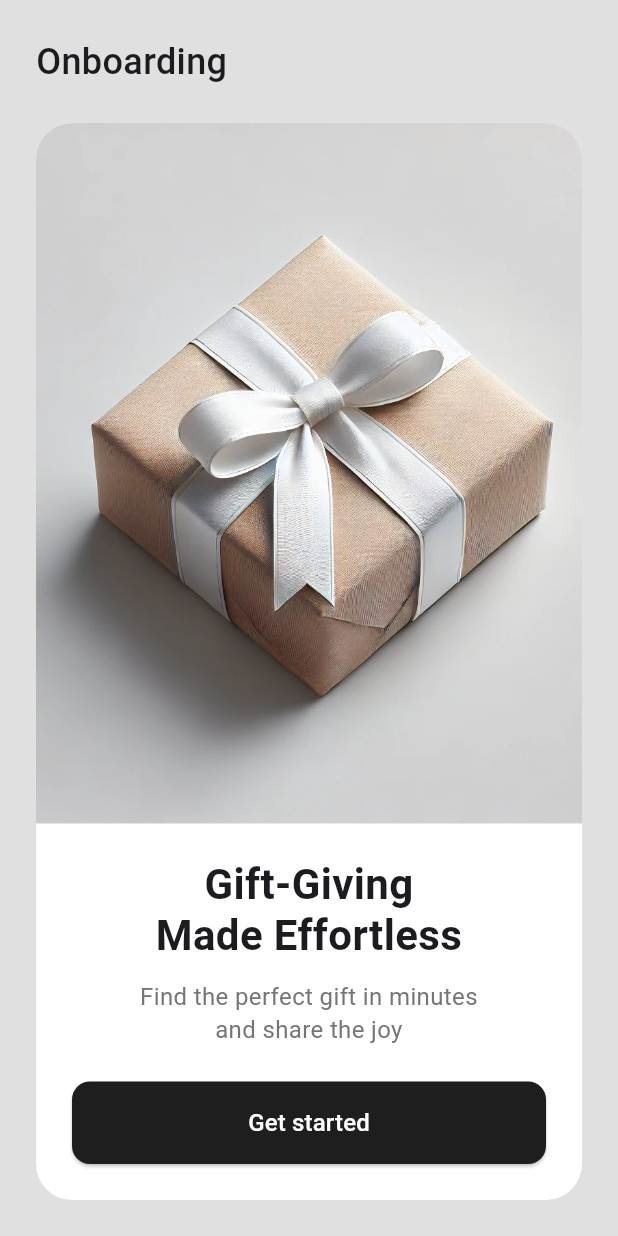
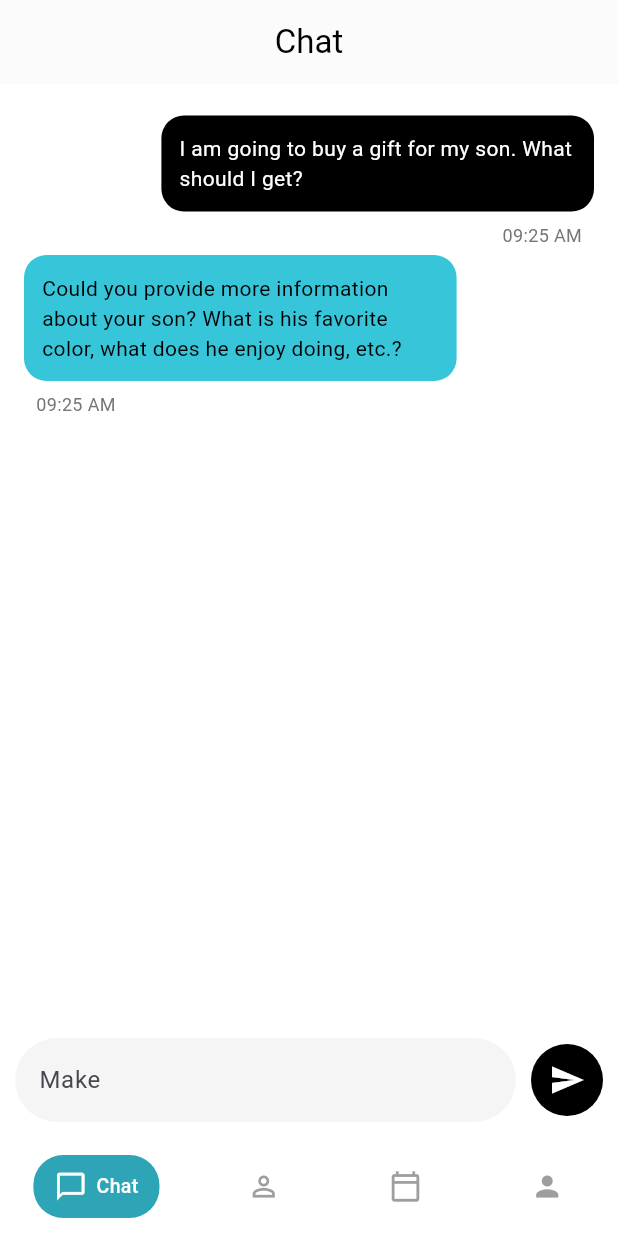
Before and after one commit to IztechCengFinalThesis/hediyele_mobile, a Flutter app: the screen it shows after launch, on a phone screen of 412 x 824 dp. Run offline on Flutter 3.47's test engine with Material 3 defaults, Android fonts, the phone set to English and light mode, and no system bars; our stand-ins replace firebase_auth, firebase_core, flutter_riverpod, go_router; accounts and stored records are empty.

Commit message:
Feat: add page calendar profile and chat screen

```diff
--- /dev/null
+++ b/lib/apps/chat/chat_screen.dart
@@ -0,0 +1,150 @@
+import 'package:flutter/material.dart';
+
+class ChatScreen extends StatefulWidget {
+  const ChatScreen({super.key});
+
+  @override
+  _ChatScreenState createState() => _ChatScreenState();
+}
+
+class _ChatScreenState extends State<ChatScreen> {
+  final TextEditingController _messageController = TextEditingController();
+
+  final List<Map<String, dynamic>> _messages = [
+    {
+      'text': 'I am going to buy a gift for my son. What should I get?',
+      'isMe': true,
+      'time': '09:25 AM',
+    },
+    {
+      'text':
+          'Could you provide more information about your son? What is his favorite color, what does he enjoy doing, etc.?',
+      'isMe': false,
+      'time': '09:25 AM',
+    }
+  ];
+
+  void _sendMessage() {
+    if (_messageController.text.trim().isNotEmpty) {
+      setState(() {
+        _messages.add({
+          'text': _messageController.text.trim(),
+          'isMe': true,
+          'time': _formattedTime(),
+        });
+      });
+      _messageController.clear();
+    }
+  }
+
+  String _formattedTime() {
+    final now = DateTime.now();
+    return '${now.hour}:${now.minute.toString().padLeft(2, '0')} ${now.hour >= 12 ? 'PM' : 'AM'}';
+  }
+
+  @override
+  Widget build(BuildContext context) {
+    return Scaffold(
+      backgroundColor: Colors.white,
+      appBar: AppBar(
+        backgroundColor: Colors.white,
+        elevation: 0.5,
+        title: const Text(
+          'Chat',
+          style: TextStyle(color: Colors.black),
+        ),
+        centerTitle: true,
+      ),
+      body: Column(
+        children: [
+          Expanded(
+            child: _messages.isEmpty
+                ? const Center(child: Text("Henüz mesaj yok"))
+                : ListView.builder(
+                    padding: const EdgeInsets.all(16),
+                    itemCount: _messages.length,
+                    itemBuilder: (context, index) {
+                      bool isMe = _messages[index]['isMe'] ?? false;
+                      return Align(
+                        alignment:
+                            isMe ? Alignment.centerRight : Alignment.centerLeft,
+                        child: Column(
+                          crossAxisAlignment:
+                              isMe ? CrossAxisAlignment.end : CrossAxisAlignment.start,
+                          children: [
+                            Container(
+                              margin: const EdgeInsets.symmetric(vertical: 5),
+                              padding: const EdgeInsets.all(12),
+                              constraints: BoxConstraints(
+                                maxWidth: MediaQuery.of(context).size.width * 0.7,
+                              ),
+                              decoration: BoxDecoration(
+                                color: isMe ? Colors.black : const Color(0xFF37C5DA),
+                                borderRadius: BorderRadius.circular(15),
+                              ),
+                              child: Text(
+                                _messages[index]['text'] ?? "",
+                                style: TextStyle(
+                                  color: isMe ? Colors.white : Colors.black,
+                                ),
+                              ),
+                            ),
+                            Padding(
+                              padding: const EdgeInsets.only(left: 8, right: 8, top: 2),
+                              child: Text(
+                                _messages[index]['time'] ?? "",
+                                style: TextStyle(fontSize: 12, color: Colors.grey[600]),
+                              ),
+                            ),
+                          ],
+                        ),
+                      );
+                    },
+                  ),
+          ),
+          _buildMessageInput(),
+        ],
+      ),
+    );
+  }
+
+  Widget _buildMessageInput() {
+    return Padding(
+      padding: const EdgeInsets.all(10),
+      child: Row(
+        children: [
+          Expanded(
+            child: TextField(
+              controller: _messageController,
+              decoration: InputDecoration(
+                hintText: "Make",
+                filled: true,
+                fillColor: Colors.grey[100],
+                border: OutlineInputBorder(
+                  borderRadius: BorderRadius.circular(30),
+                  borderSide: BorderSide.none,
+                ),
+              ),
+            ),
+          ),
+          const SizedBox(width: 10),
+          GestureDetector(
+            onTap: _sendMessage,
+            child: Container(
+              width: 48,
+              height: 48,
+              decoration: const BoxDecoration(
+                color: Colors.black, // 🔹 Arka plan siyah olacak
+                shape: BoxShape.circle, // 🔹 Yuvarlak yapıldı
+              ),
+              child: const Icon(
+                Icons.send,
+                color: Colors.white, // 🔹 İkon rengi beyaz
+              ),
+            ),
+          ),
+        ],
+      ),
+    );
+  }
+}
--- a/lib/core/routes.dart
+++ b/lib/core/routes.dart
@@ -4,9 +4,14 @@ import '../apps/auth/presentation/onboarding_page.dart';
 import '../apps/auth/presentation/login_signup_page.dart';
 import '../apps/auth/presentation/auth_code_page.dart';
 import '../apps/home/home_page.dart';
+import '../apps/chat/chat_screen.dart';
+import '../apps/contacts/contacts_page.dart';
+import '../apps/calendar/calendar_page.dart';
+import '../apps/profile/profile_page.dart';
+import '../core/widgets/custom_navbar.dart';
 
 final router = GoRouter(
-  initialLocation: '/',
+  initialLocation: '/chat',
   routes: [
     GoRoute(
       path: '/',
@@ -24,5 +29,33 @@ final router = GoRouter(
       path: '/home',
       builder: (context, state) => const HomePage(),
     ),
+
+    // 🔹 Navbar'ı koruyan ShellRoute (Sayfa yenilenmeden geçiş sağlar)
+    ShellRoute(
+      builder: (context, state, child) {
+        return Scaffold(
+          body: child,
+          bottomNavigationBar: const CustomNavBar(), // Navbar hep burada kalacak
+        );
+      },
+      routes: [
+        GoRoute(
+          path: "/chat",
+          builder: (context, state) => const ChatScreen(),
+        ),
+        GoRoute(
+          path: "/contacts",
+          builder: (context, state) => const ContactsPage(),
+        ),
+        GoRoute(
+          path: "/calendar",
+          builder: (context, state) => const CalendarPage(),
+        ),
+        GoRoute(
+          path: "/profile",
+          builder: (context, state) => const ProfilePage(),
+        ),
+      ],
+    ),
   ],
 );
--- /dev/null
+++ b/lib/core/widgets/custom_navbar.dart
@@ -0,0 +1,63 @@
+import 'package:flutter/material.dart';
+import 'package:go_router/go_router.dart';
+
+class CustomNavBar extends StatelessWidget {
+  const CustomNavBar({super.key});
+
+  @override
+  Widget build(BuildContext context) {
+    final String currentPath = GoRouterState.of(context).uri.toString();
+
+    return Container(
+      padding: const EdgeInsets.symmetric(vertical: 12),
+      decoration: const BoxDecoration(
+        color: Colors.white,
+      ),
+      child: Row(
+        mainAxisAlignment: MainAxisAlignment.spaceAround,
+        children: [
+          _buildNavItem(context, Icons.chat_bubble_outline, "Chat", "/chat", currentPath),
+          _buildNavItem(context, Icons.person_outline, "Rehber", "/contacts", currentPath),
+          _buildNavItem(context, Icons.calendar_today_outlined, "Takvim", "/calendar", currentPath),
+          _buildNavItem(context, Icons.person, "Profil", "/profile", currentPath), // 🔹 İKON DEĞİŞTİ!
+        ],
+      ),
+    );
+  }
+
+  Widget _buildNavItem(BuildContext context, IconData icon, String label, String route, String currentPath) {
+    final bool isSelected = currentPath == route;
+
+    return GestureDetector(
+      onTap: () => context.go(route),
+      child: AnimatedContainer(
+        duration: const Duration(milliseconds: 200),
+        padding: const EdgeInsets.symmetric(horizontal: 14, vertical: 10),
+        decoration: BoxDecoration(
+          color: isSelected ? const Color(0xFF2EA5B7) : Colors.transparent,
+          borderRadius: BorderRadius.circular(20),
+        ),
+        child: Row(
+          children: [
+            Icon(
+              icon,
+              size: 22,
+              color: isSelected ? Colors.white : Colors.grey,
+            ),
+            if (isSelected) ...[
+              const SizedBox(width: 6),
+              Text(
+                label,
+                style: const TextStyle(
+                  fontSize: 13,
+                  color: Colors.white,
+                  fontWeight: FontWeight.w500,
+                ),
+              ),
+            ],
+          ],
+        ),
+      ),
+    );
+  }
+}
--- a/pubspec.yaml
+++ b/pubspec.yaml
@@ -38,6 +38,7 @@ dependencies:
   firebase_core: ^3.12.1
   go_router: ^14.8.1
   firebase_auth: ^5.5.1
+  intl: ^0.18.1
 
 dev_dependencies:
   flutter_test:
```
Also changed, not shown: lib/apps/calendar/calendar_page.dart (added, +112 -0 lines), lib/apps/calendar/event_form.dart (added, +113 -0 lines), lib/apps/contacts/contacts_page.dart (added, +13 -0 lines), lib/apps/profile/profile_page.dart (added, +233 -0 lines), pubspec.lock.
